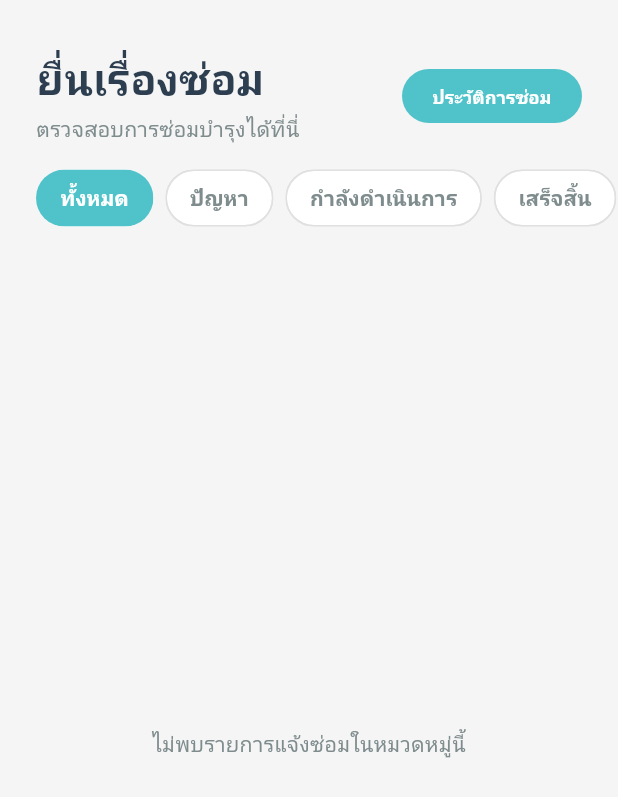
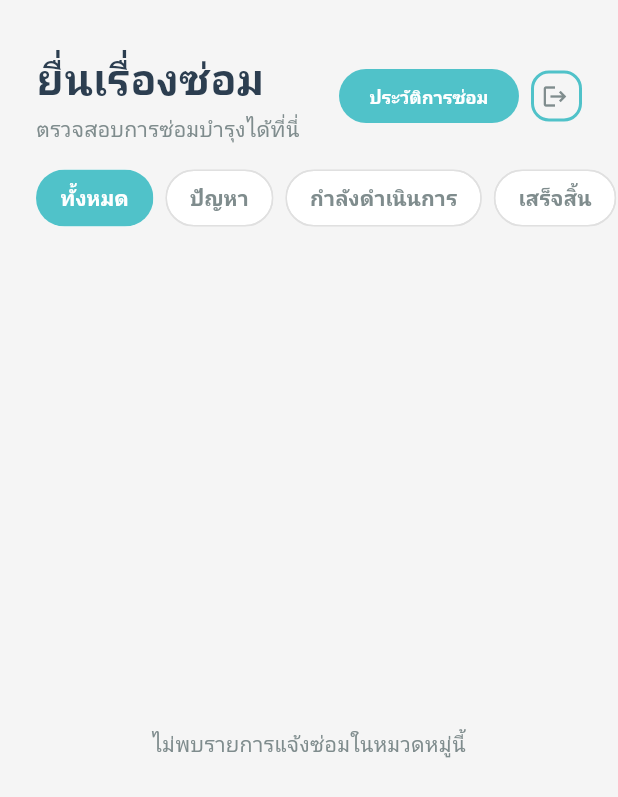
Before and after one commit to SittinonTee/apartment-management-system, a Flutter app: the TechnicianRepairsPage screen opened by its route, on a phone screen of 412 x 824 dp. Shown: the top 797 px of the screen. Run offline on Flutter 3.47's test engine with Material 3 defaults, Android fonts, the phone set to English and light mode, and no system bars; our stand-ins replace dio, flutter_secure_storage, go_router, google_fonts, image_picker, open_filex and 1 more; missing offline and left inert: universal_html; accounts and stored records are empty; network calls fail; Roboto replaces fonts that are missing (Prompt).

Commit message:
feat: add logout button to technician repairs page

```diff
--- a/frontend/lib/features/Technicians/presentation/pages/technician_repairs_page.dart
+++ b/frontend/lib/features/Technicians/presentation/pages/technician_repairs_page.dart
@@ -7,6 +7,8 @@ import '../../data/repair_service.dart';
 import '../widgets/technician_repair_card.dart';
 import 'technician_repair_detail_page.dart';
 import 'technician_repair_history.dart';
+import 'package:provider/provider.dart';
+import '../../../../core/services/auth_service.dart';
 
 class TechnicianRepairsPage extends StatefulWidget {
   const TechnicianRepairsPage({super.key});
@@ -114,6 +116,8 @@ class _TechnicianRepairsPageState extends State<TechnicianRepairsPage> {
               ),
             ],
           ),
+          Row(
+            children: [
               CustomButton(
                 text: 'ประวัติการซ่อม',
                 width: 120,
@@ -132,6 +136,25 @@ class _TechnicianRepairsPageState extends State<TechnicianRepairsPage> {
                     ),
                   );
                 },
+              ),
+              const SizedBox(width: 8),
+              CustomButton(
+                isPrimary: false,
+                isOutlined: true,
+                onPressed: () {
+                  context.read<AuthService>().logout();
+                },
+                icon: const Icon(
+                  Icons.logout,
+                  size: 18,
+                  color: AppColors.textSecondary,
+                ),
+                width: 34,
+                height: 34,
+                padding: const EdgeInsets.only(left: 6),
+                borderRadius: BorderRadius.circular(12),
+              ),
+            ],
           ),
         ],
       ),
```
Lines whose indentation alone changed are shown as unchanged.
